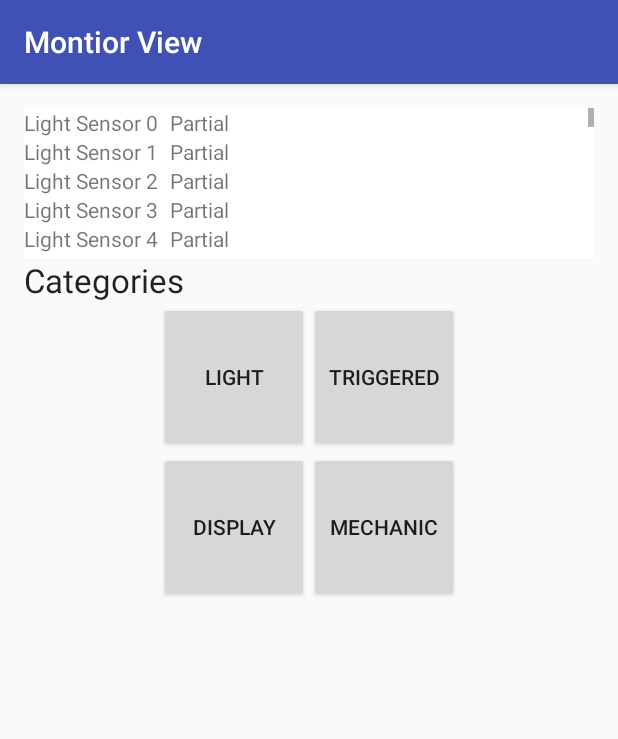
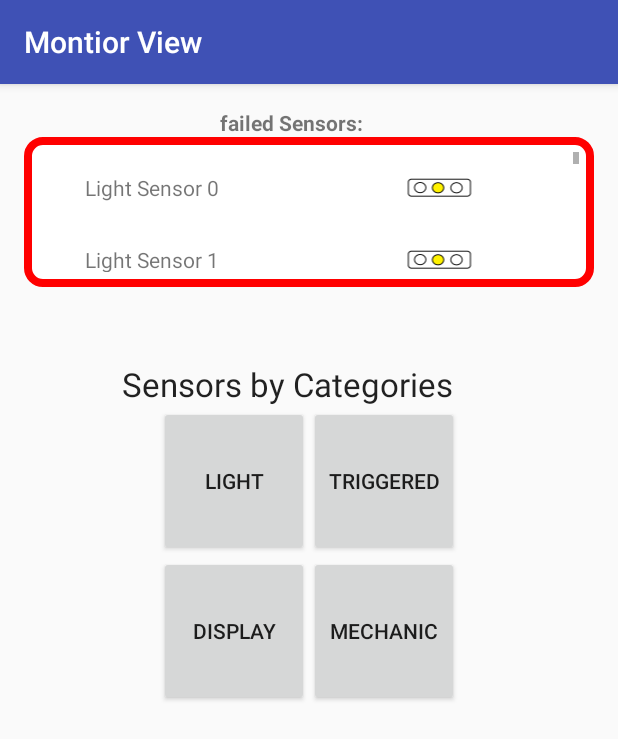
Before and after one commit to patrickm90/hci, an Android app: the MonitorMainActivity screen opened directly, with no data from a screen before it, on a phone screen of 412 x 824 dp. Shown: the top 739 px of the screen. Run offline under Robolectric (Android 15) with nearby library versions, the phone set to English and light mode, and no system bars.

Commit message:
fuxi: monitor View Funtionalität fertig

```diff
--- a/LabOfThings/app/src/main/java/at/ac/univie/labofthings/activity/monitor/MonitorMainActivity.java
+++ b/LabOfThings/app/src/main/java/at/ac/univie/labofthings/activity/monitor/MonitorMainActivity.java
@@ -4,41 +4,31 @@ import android.content.Context;
 import android.content.Intent;
 import android.support.v7.app.AppCompatActivity;
 import android.os.Bundle;
+import android.view.Gravity;
 import android.view.View;
-import android.widget.AdapterView;
 import android.widget.Button;
-import android.widget.FrameLayout;
+import android.widget.ImageView;
 import android.widget.TableLayout;
 import android.widget.TableRow;
 import android.widget.TextView;
-
 import android.view.View.OnClickListener;
-
-import java.util.ArrayList;
 import java.util.List;
-
 import at.ac.univie.labofthings.R;
 import at.ac.univie.labofthings.backend.interaction.InteractionObject;
-import at.ac.univie.labofthings.backend.preset.Preset;
 import at.ac.univie.labofthings.backend.preset.PresetQuery;
+
+import static at.ac.univie.labofthings.R.layout.activity_monitor_main;
 
 public class MonitorMainActivity extends AppCompatActivity {
     List<InteractionObject> firstPreset;
-
-
-
-
-
-
 
     @Override
     protected void onCreate(Bundle savedInstanceState) {
         this.setTitle("Montior View");
         super.onCreate(savedInstanceState);
-        setContentView(R.layout.activity_monitor_main);
+        setContentView(activity_monitor_main);
 
         TableLayout frameAlert = (TableLayout) findViewById(R.id.frameAlert);
-        //TableLayout frameSensors = (TableLayout) findViewById(R.id.frameSensors);
 
         firstPreset = PresetQuery.getPresetList().get(0).getObjects();
         //save the preset in the MonitorRAndomDataHolder (ugly name...)
@@ -52,23 +42,36 @@ public class MonitorMainActivity extends AppCompatActivity {
 
                 TableRow row = new TableRow(this);
                 TableRow.LayoutParams lp = new TableRow.LayoutParams(TableRow.LayoutParams.WRAP_CONTENT);
+
                 row.setLayoutParams(lp);
                 TextView objectName = new TextView(this);
+
+                objectName.setGravity(Gravity.CENTER_VERTICAL);
+                //objectName.setGravity(Gravity.CENTER_HORIZONTAL);
+
                 objectName.setText(currentObject.getName());
                 TextView damageState = new TextView(this);
                 damageState.setText(actDamage.toString());
+                ImageView damageStateImg = new ImageView((this));
+                damageStateImg.setImageResource(R.mipmap.trafficred);
 
+                if (actDamage == InteractionObject.DamageState.Partial){
+                    damageStateImg.setImageResource(R.mipmap.trafficyellow);
+                }
+
+               // row.setBackgroundResource(R.drawable.monitorbgtable);
+                row.setGravity(Gravity.CENTER);
                 row.addView(objectName);
-                row.addView(damageState);
+
+                row.addView(damageStateImg);
 
                 try {
                     frameAlert.addView(row);
+
                 } catch (Exception e) {
                     e.printStackTrace();
                 }
             }
-
-
         }
 
         //button pressed cat1 = Light
@@ -100,7 +103,6 @@ public class MonitorMainActivity extends AppCompatActivity {
             });
         }
 
-
         //click listener for category 2/triggered
         if (cat2 != null) {
             cat2.setOnClickListener(new OnClickListener() {
@@ -110,7 +112,6 @@ public class MonitorMainActivity extends AppCompatActivity {
                 @Override
                 public void onClick(View v) {
                     MonitorRandomDataHolder.setCategory(InteractionObject.TypOfCategory.Triggered);
-
                     System.out.println("triggered pressed");
                     Intent intent = new Intent(getActivity(), MonitorShowCategory.class);
                     startActivity(intent);
@@ -118,7 +119,7 @@ public class MonitorMainActivity extends AppCompatActivity {
             });
         }
 
-        //click listener for category 3/disply
+        //click listener for category 3/display
         if (cat3 != null) {
             cat3.setOnClickListener(new OnClickListener() {
                 //get all Light-InteractionObjects
@@ -151,7 +152,6 @@ public class MonitorMainActivity extends AppCompatActivity {
                 }
             });
         }
-
     }
 
     public Context getActivity() {
--- /dev/null
+++ b/LabOfThings/app/src/main/res/drawable/monitorbgalert.xml
@@ -0,0 +1,9 @@
+<?xml version="1.0" encoding="utf-8"?>
+
+    <shape xmlns:android="http://schemas.android.com/apk/res/android">
+        <solid android:color="#FFFFFF"/>
+        <stroke android:width="5dp" android:color="#FF0000"/>
+        <corners
+            android:radius="10dp"/>
+
+    </shape>
--- /dev/null
+++ b/LabOfThings/app/src/main/res/drawable/monitorbgtable.xml
@@ -0,0 +1,8 @@
+<?xml version="1.0" encoding="utf-8"?>
+<shape xmlns:android="http://schemas.android.com/apk/res/android">
+    <solid android:color="#FFFFFF"/>
+    <stroke android:width="1dp" android:color="#515151"/>
+    <corners android:radius="0dp" />
+    <padding android:left="0dp" android:top="0dp"
+        android:right="0dp" android:bottom="0dp" />
+</shape>
--- a/LabOfThings/app/src/main/res/layout/activity_monitor_main.xml
+++ b/LabOfThings/app/src/main/res/layout/activity_monitor_main.xml
@@ -10,27 +10,59 @@
     tools:context=".activity.monitor.MonitorMainActivity"
     android:orientation="vertical">
 
-    <ScrollView
+
+    <TextView
+        android:layout_width="356dp"
+        android:layout_height="wrap_content"
+        android:text="@string/alertHeadline"
+        android:textStyle="bold"
+        android:id="@+id/textView2"
+        android:textAlignment="center" />
+
+    <TableLayout
+
         android:layout_width="fill_parent"
         android:layout_height="100dp"
-        android:background="#FFFFFF" >
+        android:background="@drawable/monitorbgalert"
+        >
+        <ScrollView
+
+            android:layout_width="fill_parent"
+            android:layout_height="fill_parent"
+            android:layout_margin="10dp"
+
+            >
+
     <TableLayout
         xmlns:android="http://schemas.android.com/apk/res/android"
+        android:stretchColumns="0,1,2"
         android:layout_width="fill_parent"
-        android:layout_height="100dp"
-        android:isScrollContainer="true"
-        android:id="@+id/frameAlert">
+        android:layout_height="fill_parent"
+        android:layout_gravity="center_horizontal"
+        android:isScrollContainer="false"
+        android:layout_marginLeft="30dp"
+        android:layout_marginRight="30dp"
+        android:id="@+id/frameAlert"
+        android:textAlignment="center"
+
+        >
+
+
+
     </TableLayout>
-    </ScrollView>
+
+        </ScrollView>
+    </TableLayout>
 
 
     <TextView
-        android:layout_width="wrap_content"
+        android:layout_width="351dp"
         android:layout_height="wrap_content"
         android:textAppearance="?android:attr/textAppearanceLarge"
         android:text="@string/userMainCat"
         android:id="@+id/catText"
-        />
+        android:layout_marginTop="50dp"
+        android:textAlignment="center" />
 
     <LinearLayout
         android:orientation="vertical"
--- a/LabOfThings/app/src/main/res/values/strings.xml
+++ b/LabOfThings/app/src/main/res/values/strings.xml
@@ -25,7 +25,7 @@
     <string name="cat2">Light</string>
     <string name="cat3">Triggered</string>
     <string name="cat4"> Mechanic</string>
-    <string name="userMainCat">Categories</string>
+    <string name="userMainCat">Sensors by Categories</string>
     <string name="userMainFrequentlyUsed">Frequently used</string>
     <string name="frequency1">first</string>
     <string name="frequency2">second</string>
@@ -43,4 +43,5 @@
     <string name="iconTitle">Freepik</string>
     <string name="iconSource">http://www.flaticon.com</string>
     <string name="iconLicense">Icons Licence: http://creativecommons.org/licenses/by/3.0/</string>
+    <string name="alertHeadline">failed Sensors:</string>
 </resources>
```
Also changed, not shown: LabOfThings/app/src/main/java/at/ac/univie/labofthings/activity/monitor/MonitorShowCategory.java (+50 -57 lines), LabOfThings/app/src/main/res/layout/activity_monitor_show_category.xml (+31 -2 lines), LabOfThings/app/src/main/res/mipmap-hdpi/trafficgreen.png (added), LabOfThings/app/src/main/res/mipmap-hdpi/trafficyellow.png (added), LabOfThings/app/src/main/res/mipmap-mdpi/trafficgreen.png (added), LabOfThings/app/src/main/res/mipmap-mdpi/trafficyellow.png (added), LabOfThings/app/src/main/res/mipmap-xhdpi/trafficgreen.png (added), LabOfThings/app/src/main/res/mipmap-xhdpi/trafficyellow.png (added), LabOfThings/app/src/main/res/mipmap-xxhdpi/trafficgreen.png (added), LabOfThings/app/src/main/res/mipmap-xxhdpi/trafficyellow.png (added), LabOfThings/app/src/main/res/mipmap-xxxhdpi/trafficgreen.png (added), LabOfThings/app/src/main/res/mipmap-xxxhdpi/trafficyellow.png (added), LabOfThings/app/src/main/trafficgreen-web.png (added), LabOfThings/app/src/main/trafficyellow-web.png (added).
